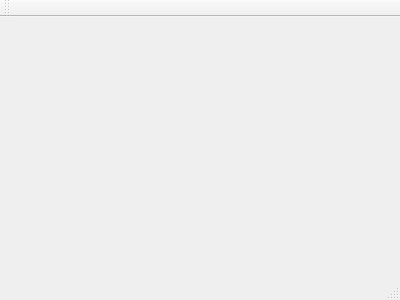
First picture: the form in mainwindow.ui, repository bogolyandras/AndrasAmoba, before the edit.
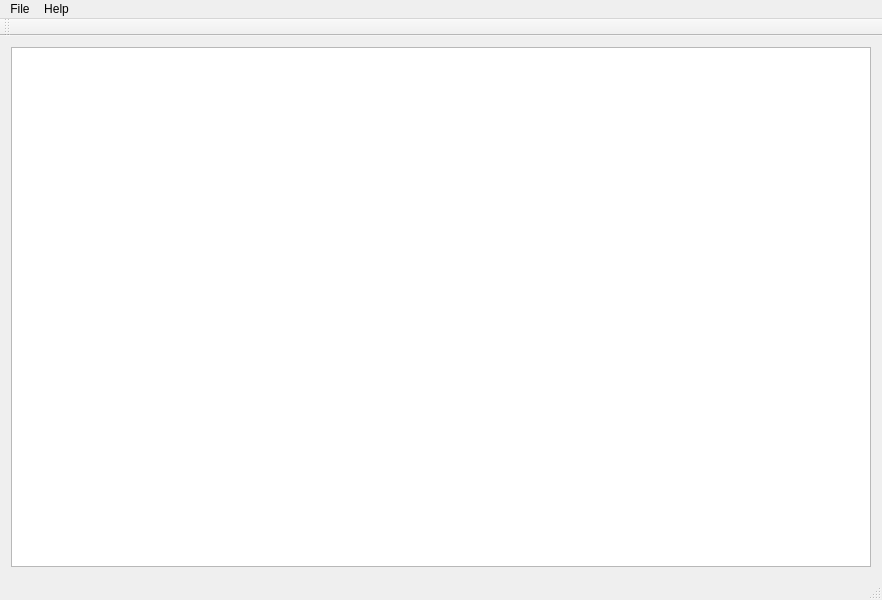
Second picture: the form after the edit.

Patch:
```diff
--- a/mainwindow.ui
+++ b/mainwindow.ui
@@ -1,24 +1,76 @@
 <ui version="4.0">
  <class>MainWindow</class>
- <widget class="QMainWindow" name="MainWindow" >
-  <property name="geometry" >
+ <widget class="QMainWindow" name="MainWindow">
+  <property name="geometry">
    <rect>
     <x>0</x>
     <y>0</y>
-    <width>400</width>
-    <height>300</height>
+    <width>882</width>
+    <height>600</height>
    </rect>
   </property>
   <property name="windowTitle" >
    <string>MainWindow</string>
   </property>
-  <widget class="QMenuBar" name="menuBar" />
-  <widget class="QToolBar" name="mainToolBar" />
-  <widget class="QWidget" name="centralWidget" />
-  <widget class="QStatusBar" name="statusBar" />
+  <widget class="QWidget" name="centralWidget">
+   <layout class="QGridLayout" name="gridLayout">
+    <item row="0" column="0">
+     <widget class="QTableView" name="tableView"/>
+    </item>
+   </layout>
+  </widget>
+  <widget class="QMenuBar" name="menuBar">
+   <property name="geometry">
+    <rect>
+     <x>0</x>
+     <y>0</y>
+     <width>882</width>
+     <height>21</height>
+    </rect>
+   </property>
+   <widget class="QMenu" name="menuFile">
+    <property name="title">
+     <string>File</string>
+    </property>
+    <addaction name="actionNew_game"/>
+    <addaction name="separator"/>
+    <addaction name="actionQuit"/>
+   </widget>
+   <widget class="QMenu" name="menuHelp">
+    <property name="title">
+     <string>Help</string>
+    </property>
+    <addaction name="actionAbout"/>
+   </widget>
+   <addaction name="menuFile"/>
+   <addaction name="menuHelp"/>
+  </widget>
+  <widget class="QToolBar" name="mainToolBar">
+   <attribute name="toolBarArea">
+    <enum>TopToolBarArea</enum>
+   </attribute>
+   <attribute name="toolBarBreak">
+    <bool>false</bool>
+   </attribute>
+  </widget>
+  <widget class="QStatusBar" name="statusBar"/>
+  <action name="actionQuit">
+   <property name="text">
+    <string>Quit</string>
+   </property>
+  </action>
+  <action name="actionNew_game">
+   <property name="text">
+    <string>New game</string>
+   </property>
+  </action>
+  <action name="actionAbout">
+   <property name="text">
+    <string>About</string>
+   </property>
+  </action>
  </widget>
- <layoutDefault spacing="6" margin="11" />
- <pixmapfunction></pixmapfunction>
+ <layoutdefault spacing="6" margin="11"/>
  <resources/>
  <connections/>
 </ui>
```
Left out of the diff: 5 changed lines with no effect on the pictures.
